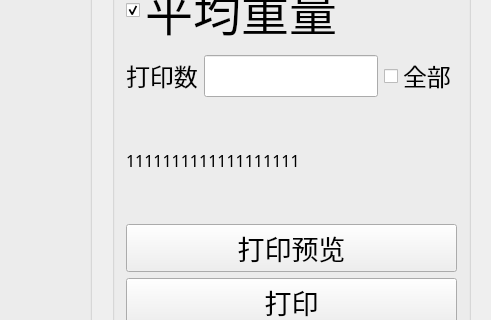
DR-Pharm/QPrinter, file PRT/PRT.ui: the form before one commit; both pictures show x 789 to 1280 and y 355 to 675 of the 1280 by 800 pixel window.
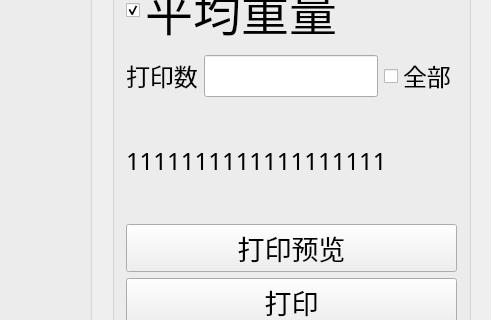
The form after the commit.

Patch:
```diff
--- a/PRT/PRT.ui
+++ b/PRT/PRT.ui
@@ -210,8 +210,8 @@
          <widget class="QLabel" name="lb_PrinterName">
           <property name="font">
            <font>
-            <family>宋体</family>
-            <pointsize>12</pointsize>
+            <family>幼圆</family>
+            <pointsize>18</pointsize>
            </font>
           </property>
           <property name="text">
```
